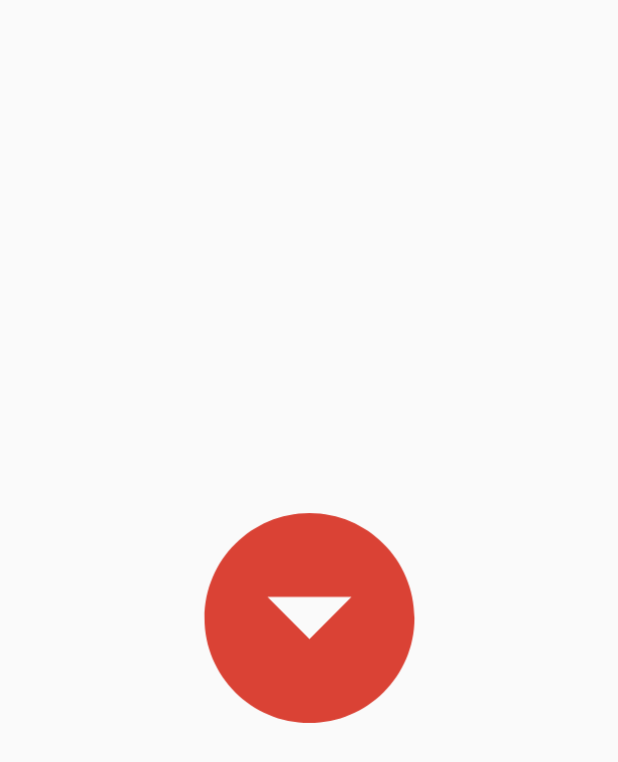
After one commit to balticrobo/fastask-android, an Android app: the layout activity_splash_screen.xml on its own in the app's theme, with its tools: preview values and no code run, on a phone screen of 412 x 824 dp. The commit adds this screen. Shown: the top 762 px of the screen. Run offline under Robolectric (Android 15) with nearby library versions, the phone set to English and light mode, and no system bars.

Commit message:
working on splashscreen

```diff
--- a/app/src/main/AndroidManifest.xml
+++ b/app/src/main/AndroidManifest.xml
@@ -9,13 +9,14 @@
         android:roundIcon="@mipmap/ic_launcher_round"
         android:supportsRtl="true"
         android:theme="@style/AppTheme">
-        <activity android:name=".MainActivity">
+        <activity android:name=".SplashScreenActivity" android:theme="@style/SplashScreenTheme">
             <intent-filter>
                 <action android:name="android.intent.action.MAIN" />
 
                 <category android:name="android.intent.category.LAUNCHER" />
             </intent-filter>
         </activity>
+        <activity android:name=".MainActivity"></activity>
     </application>
 
 </manifest>
--- /dev/null
+++ b/app/src/main/res/drawable/ic_down_circle.xml
@@ -0,0 +1,5 @@
+<vector android:height="100dp" android:tint="#DA4235"
+    android:viewportHeight="24.0" android:viewportWidth="24.0"
+    android:width="100dp" xmlns:android="http://schemas.android.com/apk/res/android">
+    <path android:fillColor="#FF000000" android:pathData="M12,2C6.48,2 2,6.48 2,12s4.48,10 10,10 10,-4.48 10,-10S17.52,2 12,2zM12,14l-4,-4h8l-4,4z"/>
+</vector>
--- /dev/null
+++ b/app/src/main/res/layout/activity_splash_screen.xml
@@ -0,0 +1,22 @@
+<?xml version="1.0" encoding="utf-8"?>
+<android.support.constraint.ConstraintLayout xmlns:android="http://schemas.android.com/apk/res/android"
+    xmlns:app="http://schemas.android.com/apk/res-auto"
+    xmlns:tools="http://schemas.android.com/tools"
+    android:layout_width="match_parent"
+    android:layout_height="match_parent"
+    tools:context=".SplashScreenActivity">
+
+    <ImageView
+        android:id="@+id/imageView"
+        android:layout_width="170dp"
+        android:layout_height="168dp"
+        android:layout_marginBottom="8dp"
+        android:layout_marginEnd="8dp"
+        android:layout_marginStart="8dp"
+        android:layout_marginTop="8dp"
+        app:layout_constraintBottom_toBottomOf="parent"
+        app:layout_constraintEnd_toEndOf="parent"
+        app:layout_constraintStart_toStartOf="parent"
+        app:layout_constraintTop_toTopOf="parent"
+        app:srcCompat="@drawable/ic_down_circle" />
+</android.support.constraint.ConstraintLayout>
--- a/app/src/main/res/values/styles.xml
+++ b/app/src/main/res/values/styles.xml
@@ -8,4 +8,8 @@
         <item name="colorAccent">@color/colorAccent</item>
     </style>
 
+
+    <style name="SplashScreenTheme" parent="Theme.AppCompat.Light.DarkActionBar">
+        <item name ="android:windowBackground"> @drawable/dron_winter</item>
+    </style>
 </resources>
```
Also changed, not shown: app/build.gradle (+4 -3 lines), app/src/main/java/com/example/katarzyna/fastask/SplashScreenActivity.kt (added, +43 -0 lines), app/src/main/java/com/example/katarzyna/fastask/injection/module/NetworkModule.kt (+32 -34 lines), 5 other files.
